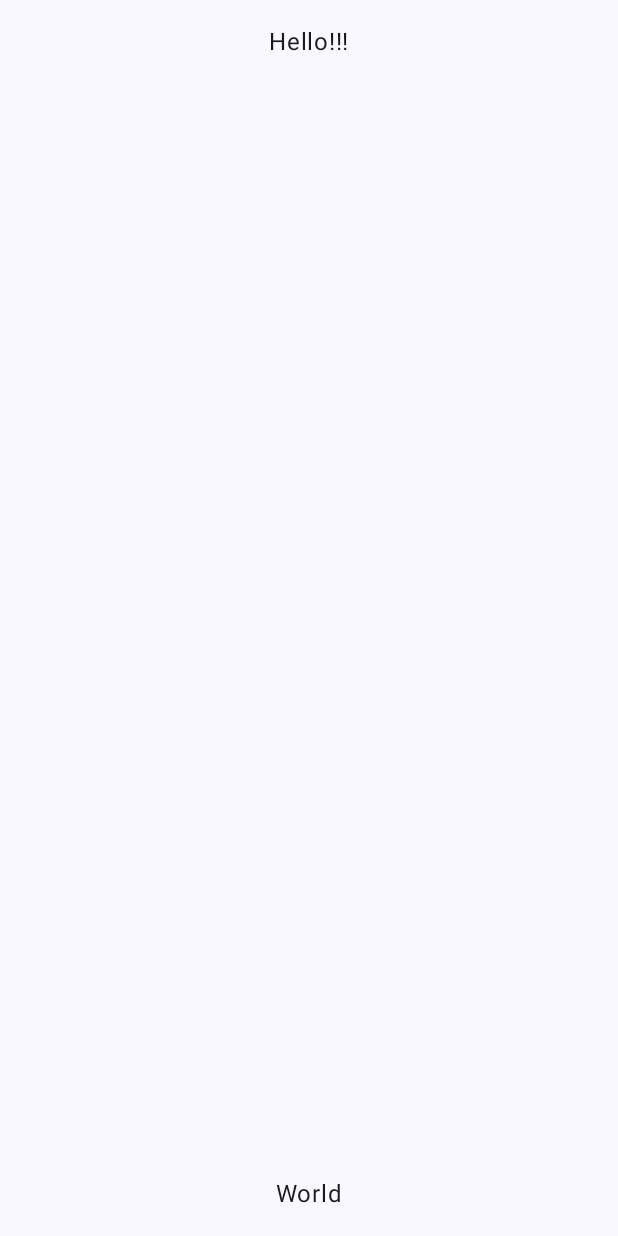
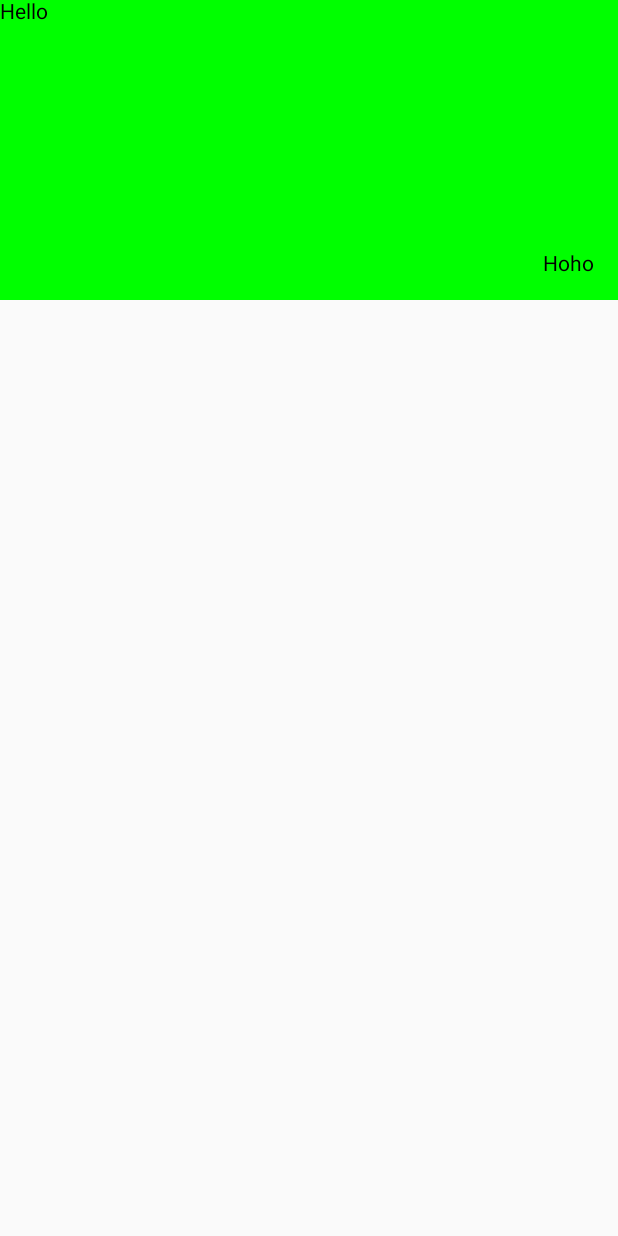
Before and after one commit to MolComposers/jiyoung-basic-compose, an Android app built with Jetpack Compose: the screen it shows after launch (MainActivity), on a phone screen of 412 x 824 dp. Before the commit the screen is almost empty. Run offline under Robolectric (Android 15) with nearby library versions, the phone set to English and light mode, and no system bars.

Commit message:
[FEAT] Box

```diff
--- a/app/src/main/java/com/jiyoungmolcompose/MainActivity.kt
+++ b/app/src/main/java/com/jiyoungmolcompose/MainActivity.kt
@@ -4,18 +4,16 @@ import android.os.Bundle
 import androidx.activity.ComponentActivity
 import androidx.activity.compose.setContent
 import androidx.compose.foundation.background
-import androidx.compose.foundation.layout.Arrangement
-import androidx.compose.foundation.layout.Column
-import androidx.compose.foundation.layout.Spacer
+import androidx.compose.foundation.layout.Box
 import androidx.compose.foundation.layout.fillMaxSize
+import androidx.compose.foundation.layout.fillMaxWidth
+import androidx.compose.foundation.layout.height
 import androidx.compose.foundation.layout.padding
-import androidx.compose.foundation.layout.width
-import androidx.compose.material3.MaterialTheme
-import androidx.compose.material3.Surface
 import androidx.compose.material3.Text
 import androidx.compose.runtime.Composable
 import androidx.compose.ui.Alignment
 import androidx.compose.ui.Modifier
+import androidx.compose.ui.graphics.Color
 import androidx.compose.ui.tooling.preview.Preview
 import androidx.compose.ui.unit.dp
 import com.jiyoungmolcompose.ui.theme.MolComposeTheme
@@ -24,21 +22,17 @@ class MainActivity : ComponentActivity() {
     override fun onCreate(savedInstanceState: Bundle?) {
         super.onCreate(savedInstanceState)
         setContent {
-            MolComposeTheme {
-                Surface(
-                    color = MaterialTheme.colorScheme.background,
+            Box(
+                modifier = Modifier
+                    .background(Color.Green).fillMaxWidth().height(200.dp),
+            ) {
+                Text(text = "Hello")
+                Box(
+                    modifier = Modifier.fillMaxSize()
+                        .padding(16.dp),
+                    contentAlignment = Alignment.BottomEnd,
                 ) {
-                    Column(
-                        modifier = Modifier
-                            .fillMaxSize()
-                            .padding(16.dp),
-                        horizontalAlignment = Alignment.CenterHorizontally,
-                        verticalArrangement = Arrangement.SpaceBetween,
-                    ) {
-                        Text("Hello!!!")
-                        Spacer(modifier = Modifier.width(16.dp))
-                        Text("World")
-                    }
+                    Text(text = "Hoho")
                 }
             }
         }
```
